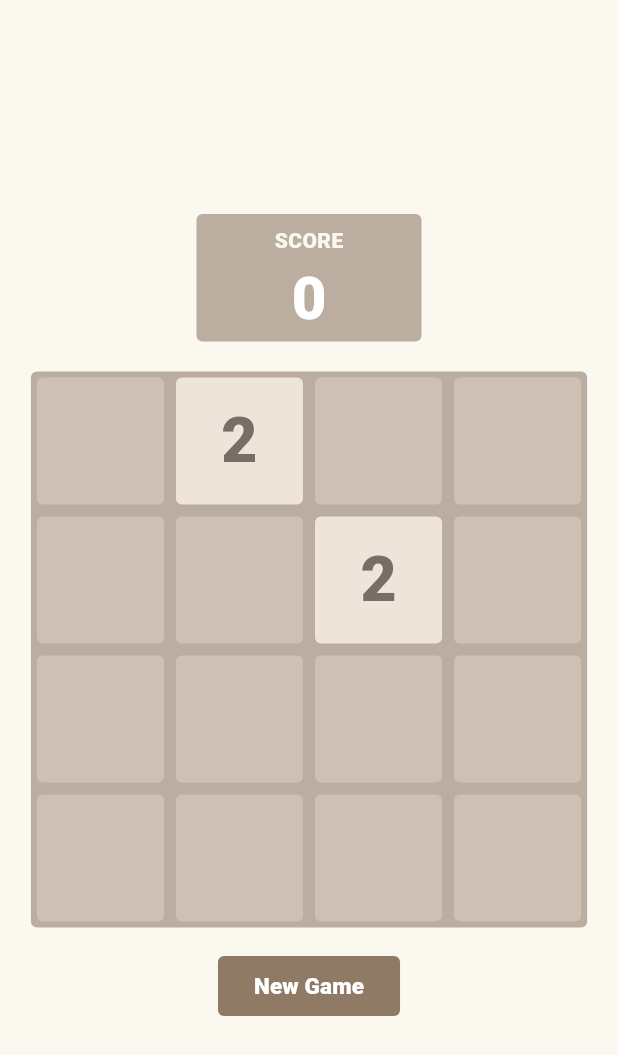
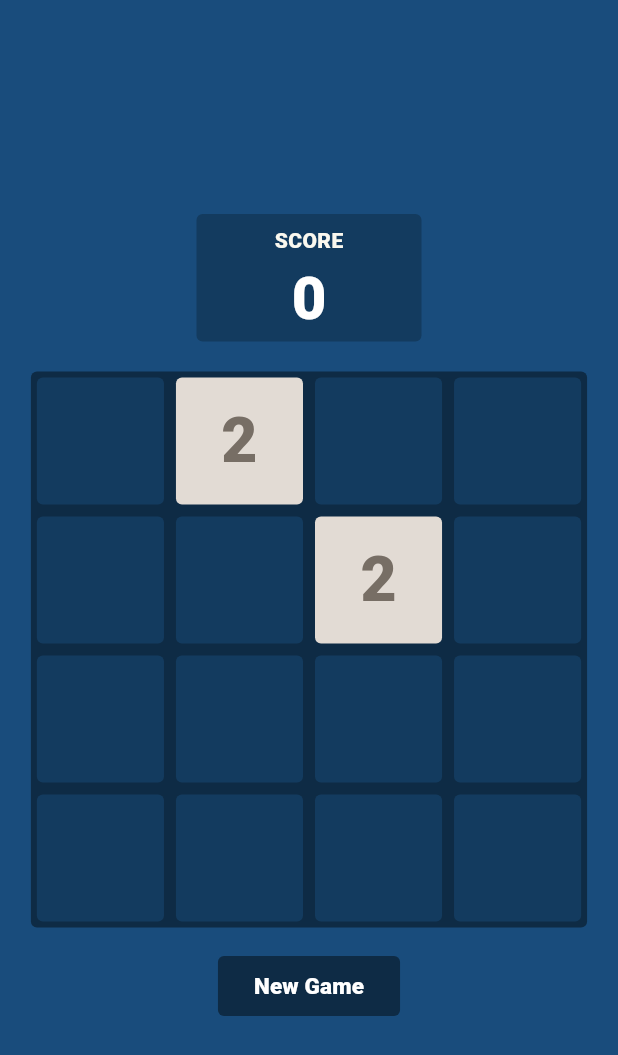
Before and after one commit to jamalvh/2048, a Flutter app: the screen it shows after launch, on a phone screen of 412 x 824 dp. Shown: the top 1055 px of the screen. Run offline on Flutter 3.47's test engine with Material 3 defaults, Android fonts, the phone set to English and light mode, and no system bars.

Commit message:
Update main.dart

```diff
--- a/lib/main.dart
+++ b/lib/main.dart
@@ -1,8 +1,6 @@
 import 'dart:math';
 import 'package:flutter/material.dart';
 
-// Fix bug 2 4 2 2 no merge left (same for right)
-// TODO: Extra UI
 // TODO: Michiganify
 // TODO: Animation
 // TODO: HiveDB (highscores, progress (save nums not tiles))
@@ -23,11 +21,11 @@ class MyApp extends StatelessWidget {
 }
 
 Map<int, Color> tileColors = {
-  0: const Color.fromARGB(255, 205, 192, 181),
-  2: const Color.fromARGB(255, 238, 228, 218),
-  4: const Color.fromARGB(255, 238, 225, 201),
-  8: const Color.fromARGB(255, 243, 178, 122),
-  16: const Color.fromARGB(255, 246, 150, 100),
+  0: const Color.fromARGB(255, 19, 59, 95),
+  2: const Color.fromARGB(255, 226, 219, 212),
+  4: const Color.fromARGB(255, 186, 186, 186),
+  8: const Color.fromARGB(255, 255, 203, 5),
+  16: const Color.fromARGB(255, 234, 188, 6),
   32: const Color.fromARGB(255, 247, 123, 95),
   64: const Color.fromARGB(255, 247, 95, 58),
   128: const Color.fromARGB(255, 237, 208, 116),
@@ -82,6 +80,10 @@ class _MyHomePageState extends State<MyHomePage> {
   @override
   void initState() {
     createNewTile(2);
+    // grid[0][0].val = 2;
+    // grid[1][0].val = 2;
+    // grid[2][0].val = 16;
+    // grid[3][0].val = 2048;
     super.initState();
   }
 
@@ -111,12 +113,11 @@ class _MyHomePageState extends State<MyHomePage> {
               ),
             ),
           ),
-          ),
-        ),
+        )),
       ),
     ));
     return Scaffold(
-      backgroundColor: const Color.fromARGB(255, 250, 248, 239),
+      backgroundColor: const Color.fromARGB(255, 25, 76, 124),
       body: Center(
         child: Column(
           mainAxisAlignment: MainAxisAlignment.center,
@@ -125,7 +126,7 @@ class _MyHomePageState extends State<MyHomePage> {
               width: 150,
               decoration: const BoxDecoration(
                 borderRadius: BorderRadius.all(Radius.circular(4)),
-                color: Color.fromARGB(255, 187, 173, 160),
+                color: Color.fromARGB(255, 19, 59, 95),
               ),
               child: Column(
                 mainAxisAlignment: MainAxisAlignment.center,
@@ -154,7 +155,7 @@ class _MyHomePageState extends State<MyHomePage> {
               width: gridSize,
               height: gridSize,
               decoration: const BoxDecoration(
-                  color: Color.fromARGB(255, 187, 173, 160),
+                  color: Color.fromARGB(255, 14, 43, 69),
                   borderRadius: BorderRadius.all(Radius.circular(4.0))),
               child: GestureDetector(
                 onHorizontalDragEnd: (details) {
@@ -195,7 +196,7 @@ class _MyHomePageState extends State<MyHomePage> {
               },
               style: ButtonStyle(
                 backgroundColor: const MaterialStatePropertyAll(
-                    Color.fromARGB(255, 143, 122, 101)),
+                    Color.fromARGB(255, 14, 43, 69)),
                 shape: MaterialStatePropertyAll(
                   RoundedRectangleBorder(
                     borderRadius: BorderRadius.circular(4),
@@ -221,7 +222,7 @@ class _MyHomePageState extends State<MyHomePage> {
     for (int i = 0; i < grid.length; i++) {
       var lastNum = -1;
       var lastNumIdx = -1; // needed for 2 0 2 0 case
-      for (int j = grid.length - 1; j > 0; j--) {
+      for (int j = grid.length - 1; j >= 0; j--) {
         if (grid[i][j].val == 0) {
           int scout = j - 1;
           while (scout >= 0 && grid[i][scout].val == 0) {
@@ -248,7 +249,7 @@ class _MyHomePageState extends State<MyHomePage> {
             }
           }
         } else if (grid[i][j].val == lastNum) {
-          // 2 2 0 0 case
+          // 2 2 16 4 case
           // merge
           setState(() {
             grid[i][lastNumIdx].val = grid[i][j].val * 2;
@@ -321,7 +322,7 @@ class _MyHomePageState extends State<MyHomePage> {
     for (int j = 0; j < grid.length; j++) {
       var lastNum = -1;
       var lastNumIdx = -1; // needed for 2 0 2 0 case
-      for (int i = grid.length - 1; i > 0; i--) {
+      for (int i = grid.length - 1; i >= 0; i--) {
         if (grid[i][j].val == 0) {
           int scout = i - 1;
           while (scout >= 0 && grid[scout][j].val == 0) {
@@ -373,7 +374,7 @@ class _MyHomePageState extends State<MyHomePage> {
     for (int i = 0; i < grid.length; i++) {
       var lastNum = -1;
       var lastNumIdx = -1; // needed for 2 0 2 0 case
-      for (int j = 0; j < grid.length - 1; j++) {
+      for (int j = 0; j < grid.length; j++) {
         if (grid[i][j].val == 0) {
           int scout = j + 1;
           while (scout < 4 && grid[i][scout].val == 0) {
```
Lines whose indentation alone changed are shown as unchanged.
